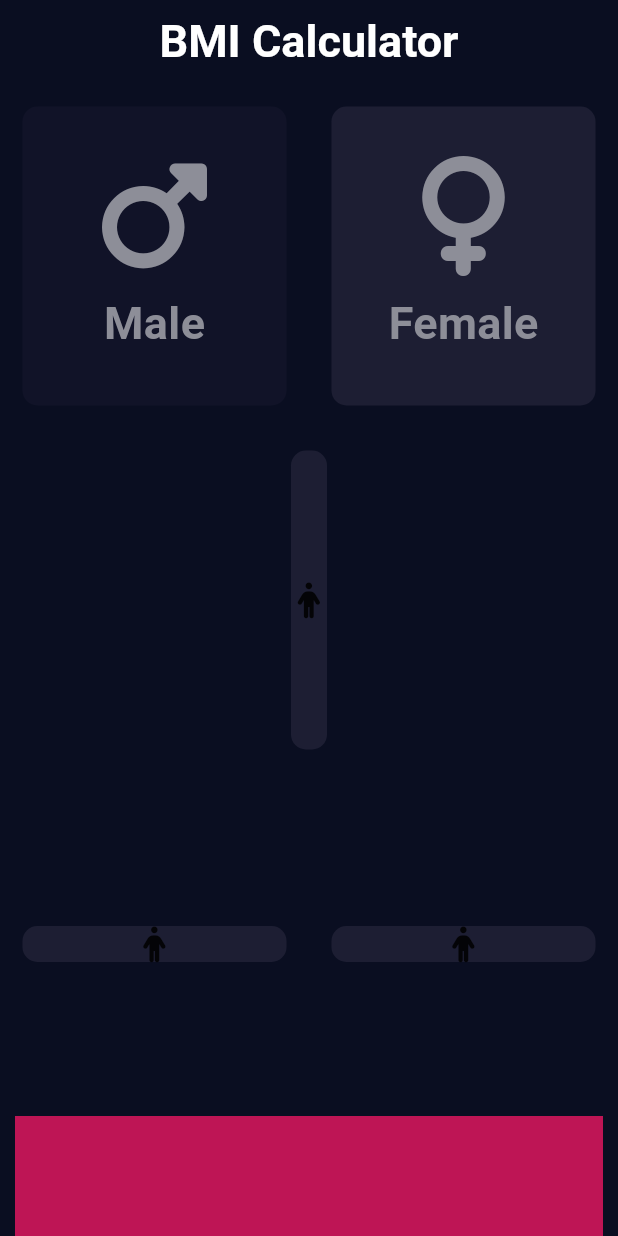
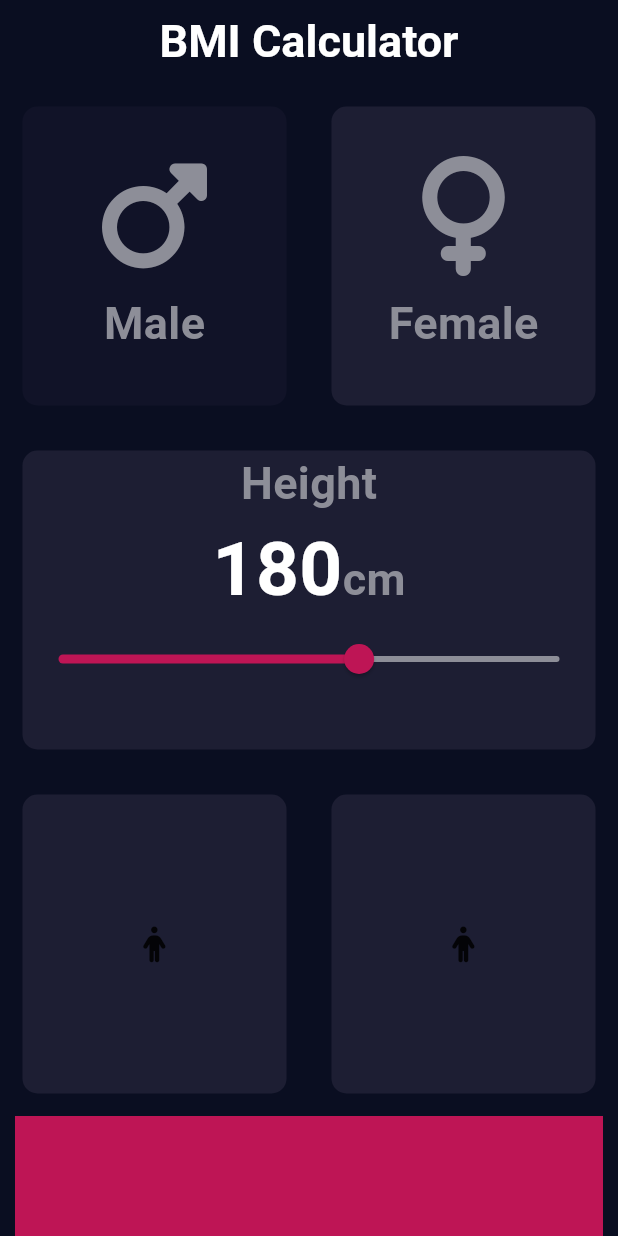
Before and after one commit to tienluan02/bmi_calculator, a Flutter app: the screen it shows after launch, after a tap on "Male", on a phone screen of 412 x 824 dp. Run offline on Flutter 3.47's test engine with Material 3 defaults, Android fonts, the phone set to English and light mode, and no system bars; our stand-ins replace font_awesome_flutter.

Commit message:
complete the height container

```diff
--- /dev/null
+++ b/bmi_calculator_app/lib/constants.dart
@@ -0,0 +1,25 @@
+import 'package:flutter/cupertino.dart';
+import 'package:flutter/material.dart';
+
+const double  kLabelSize = 30;
+const double kIconSize = 80;
+
+
+const double kBottomContainerHeight = 80;
+const kFontColor = Color(0xFF8D8E98);
+const kColorContainerUnpressed = Color(0xFF1D1E33);
+const kColorContainerPressed = Color(0xFF111328);
+const kColorBottomContainer = Color(0xFFBE1555);
+enum GenderName {male, female}
+
+const kTextStyleForFonts = TextStyle(
+fontSize: kLabelSize,
+fontWeight: FontWeight.bold,
+color: kFontColor,
+);
+
+const kTextStyleForCm = TextStyle(
+  fontWeight: FontWeight.bold,
+  fontSize: 50,
+  color: Colors.white,
+);
--- a/bmi_calculator_app/lib/name_input.dart
+++ b/bmi_calculator_app/lib/name_input.dart
@@ -1,12 +1,7 @@
 import 'package:flutter/material.dart';
 import 'reusable_card.dart';
 import 'package:font_awesome_flutter/font_awesome_flutter.dart';
-
-const double bottomContainerHeight = 80;
-const colorContainerUnpressed = Color(0xFF1D1E33);
-const colorContainerPressed = Color(0xFF111328);
-const colorBottomContainer = Color(0xFFBE1555);
-enum GenderName {male, female}
+import 'constants.dart';
 
 class NameInput extends StatefulWidget {
   const NameInput({super.key});
@@ -16,19 +11,20 @@ class NameInput extends StatefulWidget {
 }
 
 class _NameInputState extends State<NameInput> {
-  Color maleCardColor = colorContainerUnpressed;
-  Color femaleCardColor = colorContainerUnpressed;
+  Color maleCardColor = kColorContainerUnpressed;
+  Color femaleCardColor = kColorContainerUnpressed;
+  int height = 180;
 
   void updateColor(GenderName gender) {
     if (gender == GenderName.male) {
-      if (maleCardColor == colorContainerUnpressed) {
-        maleCardColor = colorContainerPressed;
-        femaleCardColor = colorContainerUnpressed;
+      if (maleCardColor == kColorContainerUnpressed) {
+        maleCardColor = kColorContainerPressed;
+        femaleCardColor = kColorContainerUnpressed;
       }
     } else {
-      if (femaleCardColor == colorContainerUnpressed) {
-        femaleCardColor = colorContainerPressed;
-        maleCardColor = colorContainerUnpressed;
+      if (femaleCardColor == kColorContainerUnpressed) {
+        femaleCardColor = kColorContainerPressed;
+        maleCardColor = kColorContainerUnpressed;
       }
     }
   }
@@ -51,6 +47,7 @@ class _NameInputState extends State<NameInput> {
         ),
         body: SafeArea(
           child: Column(
+            crossAxisAlignment: CrossAxisAlignment.stretch,
             children: [
               Expanded(
                 child: Row(
@@ -63,7 +60,8 @@ class _NameInputState extends State<NameInput> {
                           });
                         },
                         colour: maleCardColor,
-                        cardChild: IconContent(fontName: FontAwesomeIcons.mars, label: 'Male'),
+                        cardChild: GenderContent(
+                            fontName: FontAwesomeIcons.mars, label: 'Male'),
                       ),
                     ),
                     Expanded(
@@ -74,7 +72,8 @@ class _NameInputState extends State<NameInput> {
                           });
                         },
                         colour: femaleCardColor,
-                        cardChild: IconContent(fontName: FontAwesomeIcons.venus, label: 'Female'),
+                        cardChild: GenderContent(
+                            fontName: FontAwesomeIcons.venus, label: 'Female'),
                       ),
                     ),
                   ],
@@ -82,22 +81,50 @@ class _NameInputState extends State<NameInput> {
               ),
               Expanded(
                 child: CreateContainer(
-                  colour: colorContainerUnpressed,
-                  cardChild: Icon(FontAwesomeIcons.person),
+                  colour: kColorContainerUnpressed,
+                  cardChild: Column(
+                    children: [
+                      IconContent(label: 'Height'),
+                      Row(
+                        mainAxisAlignment: MainAxisAlignment.center,
+                        crossAxisAlignment: CrossAxisAlignment.baseline,
+                        textBaseline: TextBaseline.alphabetic,
+                        children: [
+                          Text(height.toString(), style: kTextStyleForCm),
+                          Text(
+                            'cm',
+                            style: kTextStyleForFonts,
+                          ),
+                        ],
+                      ),
+                      Slider(
+                          activeColor: kColorBottomContainer,
+                          inactiveColor: Color(0xFF8D8E98),
+                          min: 120.0,
+                          max: 220.0,
+                          value: height.toDouble(),
+                          onChanged: (double newValue) {
+                            setState(() {
+                              height = newValue.round();
+                            });
+                          })
+                    ],
+                  ),
                 ),
               ),
               Expanded(
                 child: Row(
+                  crossAxisAlignment: CrossAxisAlignment.stretch,
                   children: [
                     Expanded(
                       child: CreateContainer(
-                        colour: colorContainerUnpressed,
+                        colour: kColorContainerUnpressed,
                         cardChild: Icon(FontAwesomeIcons.person),
                       ),
                     ),
                     Expanded(
                       child: CreateContainer(
-                        colour: colorContainerUnpressed,
+                        colour: kColorContainerUnpressed,
                         cardChild: Icon(FontAwesomeIcons.person),
                       ),
                     ),
@@ -105,10 +132,10 @@ class _NameInputState extends State<NameInput> {
                 ),
               ),
               Container(
-                color: colorBottomContainer,
+                color: kColorBottomContainer,
                 margin: EdgeInsets.symmetric(horizontal: 10),
                 width: double.infinity,
-                height: bottomContainerHeight,
+                height: kBottomContainerHeight,
               )
             ],
           ),
--- a/bmi_calculator_app/lib/reusable_card.dart
+++ b/bmi_calculator_app/lib/reusable_card.dart
@@ -1,4 +1,5 @@
 import 'package:flutter/cupertino.dart';
+import 'constants.dart';
 
 class CreateContainer extends StatelessWidget {
   const CreateContainer({required this.colour, required this.cardChild});
@@ -19,13 +20,10 @@ class CreateContainer extends StatelessWidget {
   }
 }
 
-const double labelSize = 30;
-const double iconSize = 80;
-
-class IconContent extends StatelessWidget {
+class GenderContent extends StatelessWidget {
   final IconData fontName;
   final String label;
-  const IconContent({
+  const GenderContent({
     super.key,
     required this.fontName,
     required this.label,
@@ -38,19 +36,31 @@ class IconContent extends StatelessWidget {
         children: [
           Icon(
             fontName,
-            size: iconSize,
-            color: Color(0xFF8D8E98),
+            size: kIconSize,
+            color: kFontColor,
           ),
           const SizedBox(
             height: 10,
           ),
           Text(label,
-              style: TextStyle(
-                fontSize: labelSize,
-                fontWeight: FontWeight.bold,
-                color: Color(0xFF8D8E98),
-              )),
+              style: kTextStyleForFonts),
         ]);
+  }
+}
+
+class IconContent extends StatelessWidget {
+  final String label;
+  const IconContent({
+    super.key,
+    required this.label,
+  });
+
+  @override
+  Widget build(BuildContext context) {
+    return Center(
+      child: Text(label,
+                style: kTextStyleForFonts),
+    );
   }
 }
 
```
